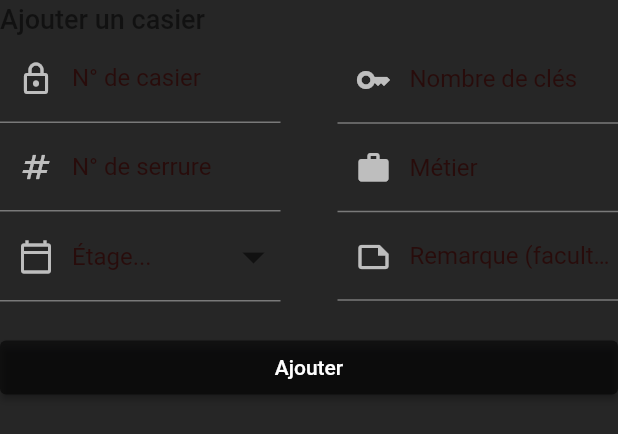
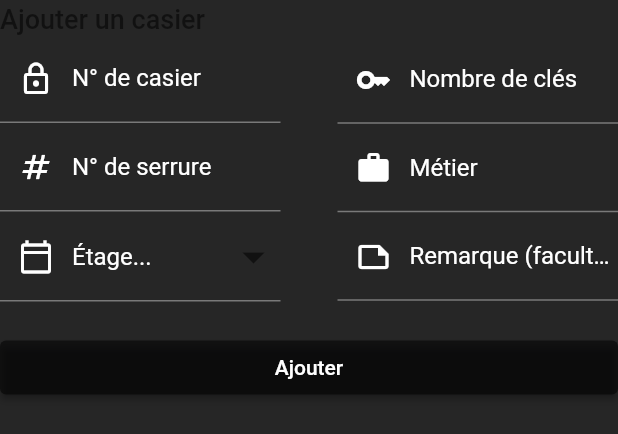
Before and after one commit to HerdisonHazeraj/lockers_app, a Flutter app: the AddLockerMenu widget shown alone on an empty page, opened directly, on a phone screen of 412 x 824 dp. Shown: the top 434 px of the screen. Run offline on Flutter 3.47's test engine with Material 2 defaults, Android fonts, the phone set to English and light mode, and no system bars; our stand-ins replace cached_network_image, easy_sidemenu, file_picker, firebase_auth, firebase_core, firebase_database and 6 more; missing offline and left inert: firedart, fluent_ui, multiselect, window_size; accounts and stored records are empty; network calls fail; project files that could hold a hidden picture were left out.

Commit message:
correction dark mode

```diff
--- a/lib/core/theme.dart
+++ b/lib/core/theme.dart
@@ -10,14 +10,10 @@ class Styles {
           IconThemeData(color: isDarkTheme ? Colors.white : Colors.black),
       shadowColor:
           isDarkTheme ? Color(0xff02020F) : Colors.grey.withOpacity(0.1),
-      primarySwatch: Colors.red,
       primaryColor: isDarkTheme ? Color(0xff161616) : Color(0xffececf6),
-      // indicatorColor: isDarkTheme ? Colors.green : Colors.blue,
+      indicatorColor: isDarkTheme ? Colors.blue : Colors.blue,
       hintColor: isDarkTheme ? Color(0xff280C0B) : Color(0xffEECED3),
-      // highlightColor: isDarkTheme ? Color(0xff372901) : Colors.black12,
-      // hoverColor: isDarkTheme ? Color(0xff3A3A3B) : Colors.grey[50],
-      // focusColor: isDarkTheme ? Color(0xff0B2512) : Color(0xffA8DAB5),
-      // disabledColor: Colors.grey,
+      focusColor: isDarkTheme ? Color(0xff020219) : Color(0xffA8DAB5),
       cardColor: isDarkTheme ? Color(0xff191919) : Colors.white,
       canvasColor: isDarkTheme ? Color(0xff262626) : Colors.grey[50],
       brightness: isDarkTheme ? Brightness.dark : Brightness.light,
--- a/lib/screens/desktop/assignation/menu_widgets/actionbar_widget.dart
+++ b/lib/screens/desktop/assignation/menu_widgets/actionbar_widget.dart
@@ -44,22 +44,8 @@ class ActionBarWidget extends StatefulWidget {
 
 class _ActionBarWidgetState extends State<ActionBarWidget> {
 //filtres afficher dans les select du filtre
-  // Map<dynamic, String> metiers = {
-  //   'Informaticien-ne CFC dès 2021': 'ICT',
-  //   'Opérateur-trics en informatique': 'OIC'
-  // };
 
   Map<dynamic, String> annees = {1: '1ère', 2: '2ème', 3: '3ème', 4: '4ème'};
-  // Map<dynamic, String> responsables = {
-  //   'CGU': 'Cédric Guerdat',
-  //   'JHI': 'Jacques Hirtzel',
-  //   'JCM': 'Jean-Christophe Mathez',
-  //   'JMO': 'Jean-Pierre Monbaron',
-  //   'JOS': 'Joachim Stalder',
-  //   'MIV': 'Michael Vogel',
-  //   'PGA': 'Pascal Gagnebin',
-  //   'RMU': 'Raymond Musy'
-  // };
 
   final sortList = {
     "lockerNumber": 'Numéro de casier',
@@ -147,8 +133,8 @@ class _ActionBarWidgetState extends State<ActionBarWidget> {
       child: SafeArea(
         child: Container(
           height: MediaQuery.of(context).size.height,
-          decoration: const BoxDecoration(
-            color: Color(0xffececf6),
+          decoration: BoxDecoration(
+            color: Theme.of(context).primaryColor,
             border: Border(
               left: BorderSide(
                   width: 0.3, color: LightColorTheme.secondaryTextColor),
--- a/lib/screens/desktop/dashboard/widgets/menu/historic_dashboard_menu.dart
+++ b/lib/screens/desktop/dashboard/widgets/menu/historic_dashboard_menu.dart
@@ -167,10 +167,10 @@ class _HistoricDashboardMenuState extends State<HistoricDashboardMenu> {
                                             );
                                           });
                                         },
-                                        icon: const Icon(
+                                        icon: Icon(
                                           Icons.done,
-                                          color: LightColorTheme
-                                              .secondaryTextColor,
+                                          color:
+                                              Theme.of(context).iconTheme.color,
                                         ),
                                         tooltip: "Confirmer",
                                       ),
@@ -196,10 +196,10 @@ class _HistoricDashboardMenuState extends State<HistoricDashboardMenu> {
                                             );
                                           });
                                         },
-                                        icon: const Icon(
+                                        icon: Icon(
                                           Icons.close_outlined,
-                                          color: LightColorTheme
-                                              .secondaryTextColor,
+                                          color:
+                                              Theme.of(context).iconTheme.color,
                                         ),
                                         tooltip: "Annuler",
                                       )
--- a/lib/screens/desktop/dashboard/widgets/menu/import_all_menu.dart
+++ b/lib/screens/desktop/dashboard/widgets/menu/import_all_menu.dart
@@ -42,7 +42,10 @@ class _ImportAllMenuState extends State<ImportAllMenu> {
             Expanded(
               child: TextField(
                 controller: fileController,
-                decoration: const InputDecoration(
+                decoration: InputDecoration(
+                  labelStyle: TextStyle(
+                      color:
+                          Theme.of(context).textSelectionTheme.selectionColor),
                   labelText: "Choisir...",
                   prefixIcon: Icon(Icons.file_upload_outlined),
                 ),
--- a/lib/screens/desktop/dashboard/widgets/piechartdashboard_widget.dart
+++ b/lib/screens/desktop/dashboard/widgets/piechartdashboard_widget.dart
@@ -23,7 +23,7 @@ class _PieChartDashboardState extends State<PieChartDashboard> {
   Widget build(BuildContext context) {
     return Container(
       height: 440,
-      width: 495,
+      width: 400,
       padding: const EdgeInsets.all(20),
       decoration: BoxDecoration(
         color: Theme.of(context).cardColor,
--- a/lib/screens/desktop/lockers/widgets/lockers_menu.dart
+++ b/lib/screens/desktop/lockers/widgets/lockers_menu.dart
@@ -32,8 +32,8 @@ class _LockersMenuState extends State<LockersMenu> {
         child: Container(
           width: double.infinity,
           height: MediaQuery.of(context).size.height,
-          decoration: const BoxDecoration(
-            color: Color(0xffececf6),
+          decoration: BoxDecoration(
+            color: Theme.of(context).primaryColor,
             border: Border(
               left: BorderSide(
                   width: 0.3, color: LightColorTheme.secondaryTextColor),
--- a/lib/screens/desktop/lockers/widgets/menu_widgets/add_locker_menu.dart
+++ b/lib/screens/desktop/lockers/widgets/menu_widgets/add_locker_menu.dart
@@ -75,7 +75,24 @@ class _AddLockerMenuState extends State<AddLockerMenu> {
                             FocusScope.of(context).requestFocus(focusNbKey);
                           },
                           controller: lockerNumberController,
-                          decoration: const InputDecoration(
+                          decoration: InputDecoration(
+                            focusedBorder: UnderlineInputBorder(
+                                borderSide: BorderSide(
+                              color: Theme.of(context)
+                                  .textSelectionTheme
+                                  .selectionColor!,
+                            )),
+                            floatingLabelStyle: TextStyle(
+                                color: Theme.of(context)
+                                    .textSelectionTheme
+                                    .selectionColor!),
+                            labelStyle: TextStyle(
+                                color: Theme.of(context)
+                                    .textSelectionTheme
+                                    .selectionColor),
+                            prefixIconColor: Theme.of(context)
+                                .textSelectionTheme
+                                .selectionColor,
                             labelText: "N° de casier",
                             prefixIcon: Icon(Icons.lock_outlined),
                           ),
@@ -94,7 +111,24 @@ class _AddLockerMenuState extends State<AddLockerMenu> {
                             FocusScope.of(context).requestFocus(focusJob);
                           },
                           controller: lockNumberController,
-                          decoration: const InputDecoration(
+                          decoration: InputDecoration(
+                            focusedBorder: UnderlineInputBorder(
+                                borderSide: BorderSide(
+                              color: Theme.of(context)
+                                  .textSelectionTheme
+                                  .selectionColor!,
+                            )),
+                            floatingLabelStyle: TextStyle(
+                                color: Theme.of(context)
+                                    .textSelectionTheme
+                                    .selectionColor!),
+                            labelStyle: TextStyle(
+                                color: Theme.of(context)
+                                    .textSelectionTheme
+                                    .selectionColor),
+                            prefixIconColor: Theme.of(context)
+                                .textSelectionTheme
+                                .selectionColor,
                             labelText: "N° de serrure",
                             prefixIcon: Icon(Icons.numbers_outlined),
                           ),
@@ -141,7 +175,24 @@ class _AddLockerMenuState extends State<AddLockerMenu> {
                                 .requestFocus(focusLockNumber);
                           },
                           controller: nbKeyController,
-                          decoration: const InputDecoration(
+                          decoration: InputDecoration(
+                            focusedBorder: UnderlineInputBorder(
+                                borderSide: BorderSide(
+                              color: Theme.of(context)
+                                  .textSelectionTheme
+                                  .selectionColor!,
+                            )),
+                            floatingLabelStyle: TextStyle(
+                                color: Theme.of(context)
+                                    .textSelectionTheme
+                                    .selectionColor!),
+                            labelStyle: TextStyle(
+                                color: Theme.of(context)
+                                    .textSelectionTheme
+                                    .selectionColor),
+                            prefixIconColor: Theme.of(context)
+                                .textSelectionTheme
+                                .selectionColor,
                             labelText: "Nombre de clés",
                             prefixIcon: Icon(Icons.key_outlined),
                           ),
@@ -160,7 +211,24 @@ class _AddLockerMenuState extends State<AddLockerMenu> {
                             FocusScope.of(context).requestFocus(focusFloor);
                           },
                           controller: jobController,
-                          decoration: const InputDecoration(
+                          decoration: InputDecoration(
+                            focusedBorder: UnderlineInputBorder(
+                                borderSide: BorderSide(
+                              color: Theme.of(context)
+                                  .textSelectionTheme
+                                  .selectionColor!,
+                            )),
+                            floatingLabelStyle: TextStyle(
+                                color: Theme.of(context)
+                                    .textSelectionTheme
+                                    .selectionColor!),
+                            labelStyle: TextStyle(
+                                color: Theme.of(context)
+                                    .textSelectionTheme
+                                    .selectionColor),
+                            prefixIconColor: Theme.of(context)
+                                .textSelectionTheme
+                                .selectionColor,
                             labelText: "Métier",
                             prefixIcon: Icon(Icons.work_outlined),
                           ),
@@ -170,7 +238,24 @@ class _AddLockerMenuState extends State<AddLockerMenu> {
                           focusNode: focusRemark,
                           textInputAction: TextInputAction.done,
                           controller: remarkController,
-                          decoration: const InputDecoration(
+                          decoration: InputDecoration(
+                            focusedBorder: UnderlineInputBorder(
+                                borderSide: BorderSide(
+                              color: Theme.of(context)
+                                  .textSelectionTheme
+                                  .selectionColor!,
+                            )),
+                            floatingLabelStyle: TextStyle(
+                                color: Theme.of(context)
+                                    .textSelectionTheme
+                                    .selectionColor!),
+                            labelStyle: TextStyle(
+                                color: Theme.of(context)
+                                    .textSelectionTheme
+                                    .selectionColor),
+                            prefixIconColor: Theme.of(context)
+                                .textSelectionTheme
+                                .selectionColor,
                             labelText: "Remarque (facultatif)",
                             prefixIcon: Icon(Icons.note_outlined),
                           ),
--- a/lib/screens/desktop/students/widgets/menu_widgets/drop_down_menu.dart
+++ b/lib/screens/desktop/students/widgets/menu_widgets/drop_down_menu.dart
@@ -38,9 +38,18 @@ class DropDownMenu extends StatelessWidget {
         return null;
       },
       decoration: InputDecoration(
+        focusedBorder: UnderlineInputBorder(
+            borderSide: BorderSide(
+          color: Theme.of(context).textSelectionTheme.selectionColor!,
+        )),
+        prefixIconColor: Theme.of(context).textSelectionTheme.selectionColor,
         prefixIcon: Icon(icon),
       ),
-      hint: Text(defaultItem),
+      hint: Text(
+        defaultItem,
+        style: TextStyle(
+            color: Theme.of(context).textSelectionTheme.selectionColor),
+      ),
       iconSize: 36,
       icon: const Icon(
         Icons.arrow_drop_down_outlined,
--- a/lib/screens/desktop/students/widgets/students_menu.dart
+++ b/lib/screens/desktop/students/widgets/students_menu.dart
@@ -28,8 +28,8 @@ class _StudentsMenuState extends State<StudentsMenu> {
         child: Container(
           width: double.infinity,
           height: MediaQuery.of(context).size.height,
-          decoration: const BoxDecoration(
-            color: Color(0xffececf6),
+          decoration: BoxDecoration(
+            color: Theme.of(context).primaryColor,
             border: Border(
               left: BorderSide(
                   width: 0.3, color: LightColorTheme.secondaryTextColor),
```
